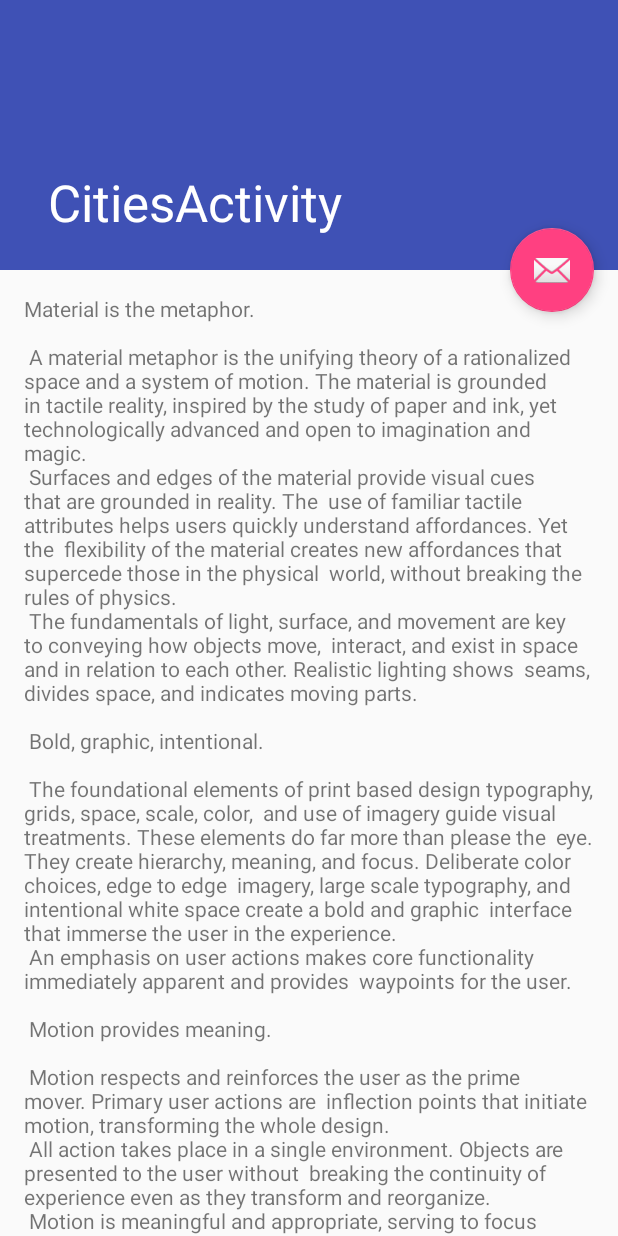
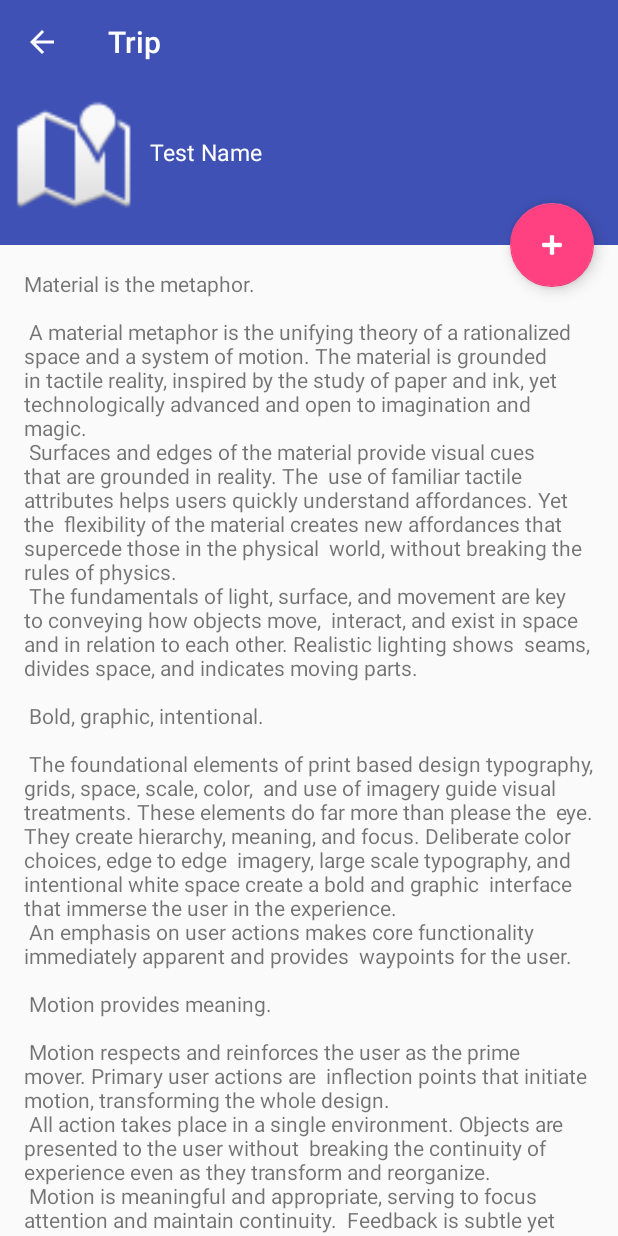
Before and after one commit to jeffersonalvess/Tripz, an Android app: the CitiesActivity screen opened directly, with no data from a screen before it, on a phone screen of 412 x 824 dp. Run offline under Robolectric (Android 15) with nearby library versions, the phone set to English and light mode, and no system bars; 1 statement that could not run was skipped.

Commit message:
- Changed the Cities view and adapted the create city activity;
>> TODO:
- Needs to test everything
- Needs to implement the fragment list

----> Waiting changes from Miller

```diff
--- a/app/src/main/java/edu/depaul/csc472/tripz/CitiesActivity.java
+++ b/app/src/main/java/edu/depaul/csc472/tripz/CitiesActivity.java
@@ -3,10 +3,14 @@ package edu.depaul.csc472.tripz;
 import android.content.Intent;
 import android.os.Bundle;
 import android.support.design.widget.FloatingActionButton;
-import android.support.design.widget.Snackbar;
 import android.support.v7.app.AppCompatActivity;
 import android.support.v7.widget.Toolbar;
 import android.view.View;
+import android.widget.ImageView;
+import android.widget.TextView;
+
+import edu.depaul.csc472.tripz.helper.DatabaseHelper;
+import edu.depaul.csc472.tripz.helper.Trip;
 
 public class CitiesActivity extends AppCompatActivity {
 
@@ -15,20 +19,53 @@ public class CitiesActivity extends AppCompatActivity {
         super.onCreate(savedInstanceState);
         setContentView(R.layout.activity_cities);
 
+        Toolbar toolbar = (Toolbar) findViewById(R.id.toolbar);
+        toolbar.setTitle("Trip");
+        setSupportActionBar(toolbar);
+        getSupportActionBar().setDisplayHomeAsUpEnabled(true);
+        getSupportActionBar().setDisplayShowHomeEnabled(true);
+
+        toolbar.setNavigationOnClickListener(new View.OnClickListener() {
+            @Override
+            public void onClick(View v) {
+                onBackPressed();
+                finish();
+            }
+        });
+
         Intent intent = getIntent();
+        final int tripID = intent.getIntExtra("tripID", -1);
+
+        DatabaseHelper databaseHelper = new DatabaseHelper(getApplicationContext());
+        final Trip t = new Trip(); //databaseHelper.getTrip(tripID);
 
 
+        TextView txtTitle = (TextView) findViewById(R.id.txtLine1);
+        TextView txtLine1 = (TextView) findViewById(R.id.txtLine2);
+        TextView txtLine2 = (TextView) findViewById(R.id.txtLine3);
+        ImageView imgTrip = (ImageView) findViewById(R.id.imageView);
 
-        Toolbar toolbar = (Toolbar) findViewById(R.id.toolbar);
-        setSupportActionBar(toolbar);
+        txtTitle.setText(t.getName());
+        txtLine1.setText(t.getStartDate().toString() + " - " + t.getEndDate().toString());
+        txtLine2.setVisibility(View.INVISIBLE);
+        imgTrip.setImageResource(android.R.drawable.ic_dialog_map);
+
 
         FloatingActionButton fab = (FloatingActionButton) findViewById(R.id.fab);
         fab.setOnClickListener(new View.OnClickListener() {
             @Override
             public void onClick(View view) {
-                Snackbar.make(view, "Replace with your own action", Snackbar.LENGTH_LONG)
-                        .setAction("Action", null).show();
+                Intent intent = new Intent(CitiesActivity.this, TripsAndCitiesActivity.class);
+                intent.putExtra("activityMother", "CitiesActivity");
+                intent.putExtra("tripID", tripID);
+                intent.putExtra("tripName", t.getName());
+                startActivity(intent);
             }
         });
+
+        //TODO: implement create city screen
+        //TODO: implement fragments
+
+
     }
 }
--- a/app/src/main/java/edu/depaul/csc472/tripz/MainActivity.java
+++ b/app/src/main/java/edu/depaul/csc472/tripz/MainActivity.java
@@ -40,7 +40,6 @@ public class MainActivity extends AppCompatActivity implements TripListFragment.
         Toolbar toolbar = (Toolbar) findViewById(R.id.toolbar);
         toolbar.setTitle("Tripz");
         setSupportActionBar(toolbar);
-
 
         ImageView userImage = (ImageView) findViewById(R.id.imageView);
 
--- a/app/src/main/res/layout/activity_cities.xml
+++ b/app/src/main/res/layout/activity_cities.xml
@@ -1,32 +1,47 @@
 <?xml version="1.0" encoding="utf-8"?>
-<android.support.design.widget.CoordinatorLayout
-    xmlns:android="http://schemas.android.com/apk/res/android"
+<android.support.design.widget.CoordinatorLayout xmlns:android="http://schemas.android.com/apk/res/android"
     xmlns:app="http://schemas.android.com/apk/res-auto"
-    xmlns:tools="http://schemas.android.com/tools" android:layout_width="match_parent"
-    android:layout_height="match_parent" android:fitsSystemWindows="true"
+    xmlns:tools="http://schemas.android.com/tools"
+    android:layout_width="match_parent"
+    android:layout_height="match_parent"
+    android:fitsSystemWindows="true"
     tools:context="edu.depaul.csc472.tripz.CitiesActivity">
 
-    <android.support.design.widget.AppBarLayout android:id="@+id/app_bar"
-        android:fitsSystemWindows="true" android:layout_height="@dimen/app_bar_height"
-        android:layout_width="match_parent" android:theme="@style/AppTheme.AppBarOverlay">
+    <android.support.design.widget.AppBarLayout
+        android:id="@+id/app_bar"
+        android:layout_width="match_parent"
+        android:layout_height="wrap_content"
+        android:theme="@style/AppTheme.AppBarOverlay">
 
-        <android.support.design.widget.CollapsingToolbarLayout android:id="@+id/toolbar_layout"
-            android:fitsSystemWindows="true" android:layout_width="match_parent"
-            android:layout_height="match_parent" app:layout_scrollFlags="scroll|exitUntilCollapsed"
-            app:contentScrim="?attr/colorPrimary">
+        <android.support.v7.widget.Toolbar
+            android:id="@+id/toolbar"
+            android:layout_width="match_parent"
+            android:layout_height="?attr/actionBarSize"
+            app:popupTheme="@style/AppTheme.PopupOverlay" />
 
-            <android.support.v7.widget.Toolbar android:id="@+id/toolbar"
-                android:layout_height="?attr/actionBarSize" android:layout_width="match_parent"
-                app:layout_collapseMode="pin" app:popupTheme="@style/AppTheme.PopupOverlay" />
+        <android.support.design.widget.CollapsingToolbarLayout
+            android:id="@+id/toolbar_layout"
+            android:layout_width="match_parent"
+            android:layout_height="wrap_content"
+            android:fitsSystemWindows="true"
+            app:contentScrim="?attr/colorPrimary"
+            app:layout_scrollFlags="scroll|exitUntilCollapsed">
+
+            <include layout="@layout/content_toolbar" />
 
         </android.support.design.widget.CollapsingToolbarLayout>
     </android.support.design.widget.AppBarLayout>
 
     <include layout="@layout/content_cities" />
 
-    <android.support.design.widget.FloatingActionButton android:id="@+id/fab"
-        android:layout_width="wrap_content" android:layout_height="wrap_content"
-        android:layout_margin="@dimen/fab_margin" app:layout_anchor="@id/app_bar"
-        app:layout_anchorGravity="bottom|end" android:src="@android:drawable/ic_dialog_email" />
+    <android.support.design.widget.FloatingActionButton
+        android:id="@+id/fab"
+        android:layout_width="wrap_content"
+        android:layout_height="wrap_content"
+        android:layout_margin="@dimen/fab_margin"
+        android:src="@android:drawable/ic_input_add"
+        android:tint="@android:color/white"
+        app:layout_anchor="@id/app_bar"
+        app:layout_anchorGravity="bottom|end" />
 
 </android.support.design.widget.CoordinatorLayout>
```
Also changed, not shown: app/src/main/java/edu/depaul/csc472/tripz/TripsAndCitiesActivity.java (+66 -9 lines).
